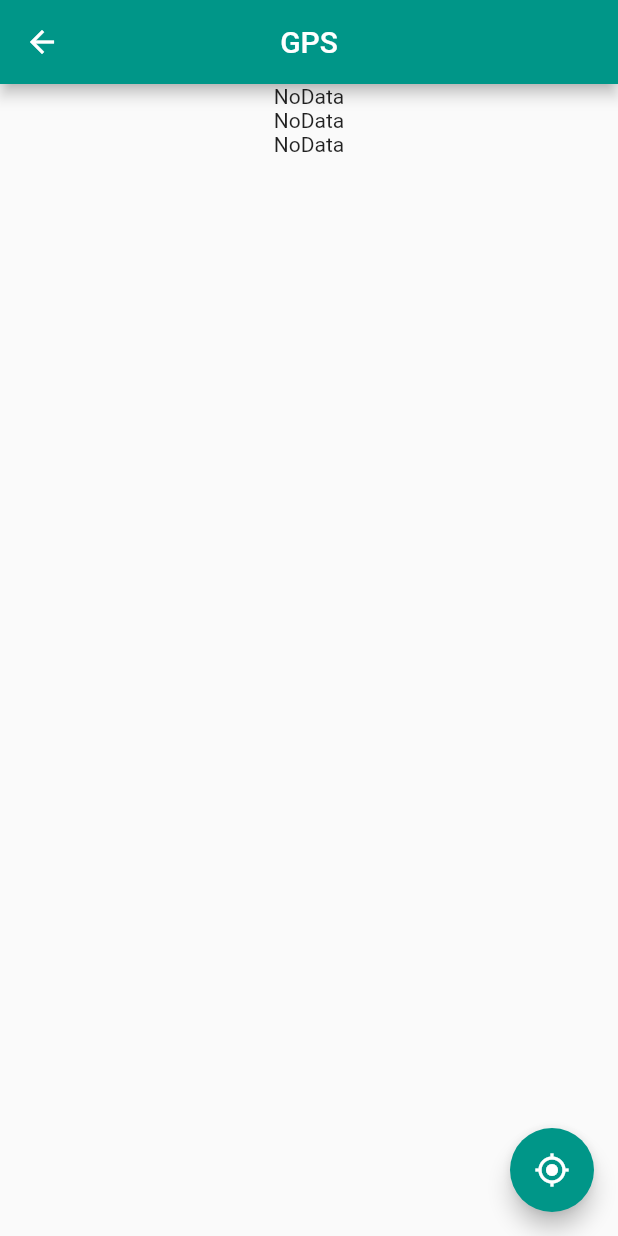
After one commit to RuiOkazaki/flutter_practice_introduction, a Flutter app: the Gps screen opened by its route, after a tap on the "gps fixed" icon, on a phone screen of 412 x 824 dp. The commit adds this screen. Run offline on Flutter 3.47's test engine with Material 2 defaults, Android fonts, the phone set to English and light mode, and no system bars; our stand-ins replace flutter_datetime_picker, geolocator, image_picker.

Commit message:
feat: gps page

```diff
--- a/lib/main.dart
+++ b/lib/main.dart
@@ -1,5 +1,6 @@
 import 'package:flutter/material.dart';
 import 'package:flutter_practice_introduction/pages/animation_widget.dart';
+import 'package:flutter_practice_introduction/pages/gps.dart';
 import 'package:flutter_practice_introduction/pages/image_api.dart';
 import 'package:flutter_practice_introduction/pages/my_home_page.dart';
 import 'package:flutter_practice_introduction/pages/now_loading.dart';
@@ -28,6 +29,7 @@ class MyApp extends StatelessWidget {
         '/whats_day': (BuildContext context) => const WhatsDay(),
         '/animation_widget': (BuildContext context) => const AnimationWidget(),
         '/image_api': (BuildContext context) => const CameraPage(),
+        '/gps': (BuildContext context) => const Gps(),
       },
     );
   }
--- /dev/null
+++ b/lib/pages/gps.dart
@@ -0,0 +1,52 @@
+import 'package:flutter/material.dart';
+import 'package:flutter_practice_introduction/components/header.dart';
+import 'package:geolocator/geolocator.dart';
+
+class Gps extends StatefulWidget {
+  const Gps({super.key});
+
+  @override
+  State<Gps> createState() => _GpsState();
+}
+
+class _GpsState extends State<Gps> {
+  String _latitude = 'NoData';
+  String _longitude = 'NoData';
+  String _altitude = 'NoData';
+
+  Future<void> getLocation() async {
+    // 権限を取得
+    LocationPermission permission = await Geolocator.requestPermission();
+
+    if (permission == LocationPermission.denied ||
+        permission == LocationPermission.deniedForever) {
+      return;
+    }
+
+    Position position = await Geolocator.getCurrentPosition(
+        desiredAccuracy: LocationAccuracy.high);
+
+    setState(() {
+      _latitude = position.latitude.toStringAsFixed(2);
+      _longitude = position.longitude.toStringAsFixed(2);
+      _altitude = position.altitude.toStringAsFixed(2);
+    });
+  }
+
+  @override
+  Widget build(BuildContext context) {
+    return Scaffold(
+      appBar: genHeader('GPS'),
+      body: Center(
+          child: Column(children: [
+        Text(_latitude),
+        Text(_longitude),
+        Text(_altitude),
+      ])),
+      floatingActionButton: FloatingActionButton(
+        onPressed: getLocation,
+        child: const Icon(Icons.gps_fixed),
+      ),
+    );
+  }
+}
--- a/lib/pages/my_home_page.dart
+++ b/lib/pages/my_home_page.dart
@@ -16,6 +16,7 @@ class MyHomePage extends StatelessWidget {
           genLink(context, "/whats_day"),
           genLink(context, "/animation_widget"),
           genLink(context, "/image_api"),
+          genLink(context, "/gps"),
         ],
       ),
       drawer: const Drawer(
--- a/pubspec.yaml
+++ b/pubspec.yaml
@@ -39,6 +39,7 @@ dependencies:
   intl: ^0.17.0
   flutter_datetime_picker: ^1.5.1
   image_picker: ^0.8.5+3
+  geolocator: ^9.0.1
 
 dev_dependencies:
   flutter_test:
```
Also changed, not shown: pubspec.lock, 7 other files.
